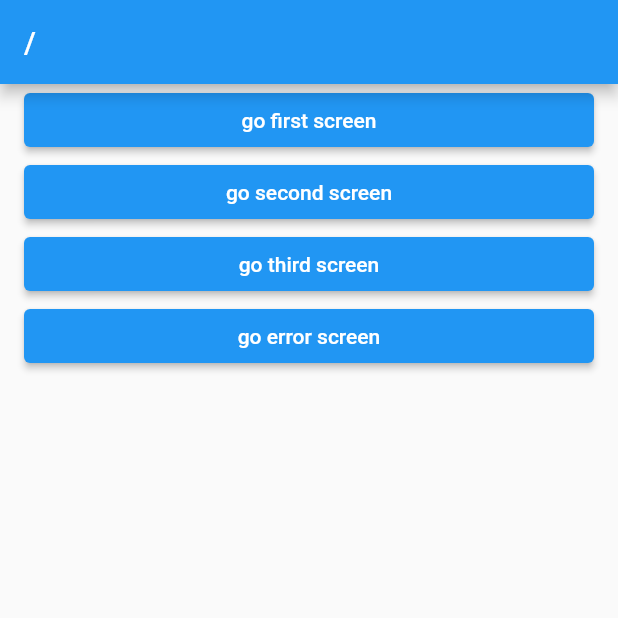
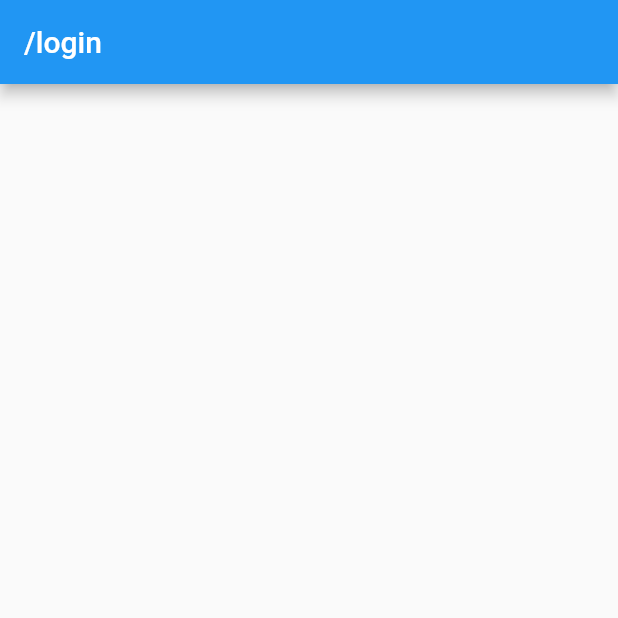
Before and after one commit to qwq140/go_router_actual, a Flutter app: the screen it shows after launch, on a phone screen of 412 x 824 dp, the top half of it. Run offline on Flutter 3.47's test engine with Material 2 defaults, Android fonts, the phone set to English and light mode, and no system bars; our stand-ins replace flutter_riverpod, go_router.

```diff
--- a/lib/main.dart
+++ b/lib/main.dart
@@ -1,5 +1,7 @@
 import 'package:flutter/material.dart';
+import 'package:flutter_riverpod/flutter_riverpod.dart';
 import 'package:go_router/go_router.dart';
+import 'package:go_router_actual/provider/auth_provider.dart';
 import 'package:go_router_actual/screen/error_screen.dart';
 import 'package:go_router_actual/screen/first_screen.dart';
 import 'package:go_router_actual/screen/home_screen.dart';
@@ -7,47 +9,17 @@ import 'package:go_router_actual/screen/second_screen.dart';
 import 'package:go_router_actual/screen/third_screen.dart';
 
 void main() {
-  runApp(const MyApp());
+  runApp(const ProviderScope(child: MyApp()));
 }
 
-class MyApp extends StatelessWidget {
+class MyApp extends ConsumerWidget {
   const MyApp({Key? key}) : super(key: key);
 
-  GoRouter get _router => GoRouter(
-        initialLocation: '/',
-        errorBuilder: (context, state) => ErrorScreen(error: state.error.toString()),
-        routes: [
-          GoRoute(
-            path: '/',
-            builder: (_, state) => const HomeScreen(),
-            routes: [
-              GoRoute(
-                path: 'first',
-                builder: (_, state) => const FirstScreen(),
-                routes: [
-                  GoRoute(
-                      path: 'second',
-                      name: SecondScreen.routeName,
-                      builder: (_, state) => const SecondScreen(),
-                      routes: [
-                        GoRoute(
-                            path: 'third',
-                            name: ThirdScreen.routeName,
-                            builder: (_, state) => const ThirdScreen(),
-                        )
-                      ]
-                  )
-                ]
-              )
-            ]
-          ),
-        ],
-      );
-
   @override
-  Widget build(BuildContext context) {
+  Widget build(BuildContext context, WidgetRef ref) {
+    final router = ref.watch(routerProvider);
     return MaterialApp.router(
-      routerConfig: _router,
+      routerConfig: router,
       // // route 정보를 전달
       // routeInformationProvider: _router.routeInformationProvider,
       // // URI String을 상태 및 Go Router에서 사용할 수 있는 형태로 변환해주는 함수
--- /dev/null
+++ b/lib/model/user_model.dart
@@ -0,0 +1,5 @@
+class UserModel {
+  final String name;
+
+  UserModel({required this.name});
+}
--- /dev/null
+++ b/lib/provider/auth_provider.dart
@@ -0,0 +1,117 @@
+import 'package:flutter/cupertino.dart';
+import 'package:flutter_riverpod/flutter_riverpod.dart';
+import 'package:go_router/go_router.dart';
+import 'package:go_router_actual/model/user_model.dart';
+import 'package:go_router_actual/screen/error_screen.dart';
+import 'package:go_router_actual/screen/first_screen.dart';
+import 'package:go_router_actual/screen/home_screen.dart';
+import 'package:go_router_actual/screen/login_screen.dart';
+import 'package:go_router_actual/screen/second_screen.dart';
+import 'package:go_router_actual/screen/third_screen.dart';
+
+final routerProvider = Provider<GoRouter>((ref) {
+  final authStateProvider = AuthNotifier(ref: ref);
+
+  return GoRouter(
+    initialLocation: '/',
+    errorBuilder: (context, state) =>
+        ErrorScreen(error: state.error.toString()),
+    // redirect
+    redirect : authStateProvider._redirectLogic,
+    // refresh
+    // ChangeNotifier
+    // 상태가 변경될 때 redirect 호출
+    refreshListenable: authStateProvider,
+    routes: authStateProvider.routes,
+  );
+});
+
+class AuthNotifier extends ChangeNotifier {
+  final Ref ref;
+
+  AuthNotifier({required this.ref}) {
+    // userProvider에서 상태가 변화 되었을 때 AuthNotifier가 바뀌었다고 외부에 알리고 redirct 로직이 호출
+    ref.listen<UserModel?>(userProvider, (previous, next) {
+      if (previous != next) {
+        notifyListeners();
+      }
+    });
+  }
+
+  // navigation 할때마다 실행
+  String? _redirectLogic(BuildContext context, GoRouterState state) {
+    // UserModel의 인스턴스 또는 null
+    final user = ref.read(userProvider);
+
+    // 로그인을 하려는 상태인지
+    final loggingIn = state.location == '/login';
+
+    // 유저 정보가 없다 - 로그인한 상태가 아니다.
+    //
+    // 유저 정보가 없고
+    // 로그인하려는 중이 아니라면
+    // 로그인 페이지로 이동한다.
+    // null을 반환하면 원래가려던 곳으로 감
+    if(user == null){
+      return loggingIn ? null : '/login';
+    }
+
+    // 유저 정보가 있는데
+    // 로그인 페이지라면
+    // 홈으로 이동
+    if(loggingIn){
+      return '/';
+    }
+
+    // 나머지 상태에서는 원래가려던 곳으로 보내기
+    return null;
+  }
+
+  List<GoRoute> get routes => [
+        GoRoute(
+          path: '/',
+          builder: (_, state) => const HomeScreen(),
+          routes: [
+            GoRoute(
+              path: 'first',
+              builder: (_, state) => const FirstScreen(),
+              routes: [
+                GoRoute(
+                  path: 'second',
+                  name: SecondScreen.routeName,
+                  builder: (_, state) => const SecondScreen(),
+                  routes: [
+                    GoRoute(
+                      path: 'third',
+                      name: ThirdScreen.routeName,
+                      builder: (_, state) => const ThirdScreen(),
+                    ),
+                  ],
+                ),
+              ],
+            ),
+          ],
+        ),
+        GoRoute(
+          path: '/login',
+          builder: (context, state) => LoginScreen(),
+        ),
+      ];
+}
+
+final userProvider = StateNotifierProvider<UserStateNotifier, UserModel?>(
+    (ref) => UserStateNotifier());
+
+// 로그인한 상태면 UserModel 인스턴스를 상태로 넣어주기
+// 로그아웃 상태면 null 상태로 넣어주기
+class UserStateNotifier extends StateNotifier<UserModel?> {
+  UserStateNotifier() : super(null);
+
+  login({required String name}) {
+    state = UserModel(name: name);
+  }
+
+  logout() {
+    state = null;
+  }
+}
--- /dev/null
+++ b/lib/screen/login_screen.dart
@@ -0,0 +1,11 @@
+import 'package:flutter/cupertino.dart';
+import 'package:go_router_actual/layout/defualt_layout.dart';
+
+class LoginScreen extends StatelessWidget {
+  const LoginScreen({Key? key}) : super(key: key);
+
+  @override
+  Widget build(BuildContext context) {
+    return DefaultLayout(body: Column());
+  }
+}
--- a/pubspec.yaml
+++ b/pubspec.yaml
@@ -35,6 +35,7 @@ dependencies:
   # Use with the CupertinoIcons class for iOS style icons.
   cupertino_icons: ^1.0.2
   go_router: ^5.0.3
+  flutter_riverpod: ^1.0.4
 
 dev_dependencies:
   flutter_test:
```
Also changed, not shown: pubspec.lock.
